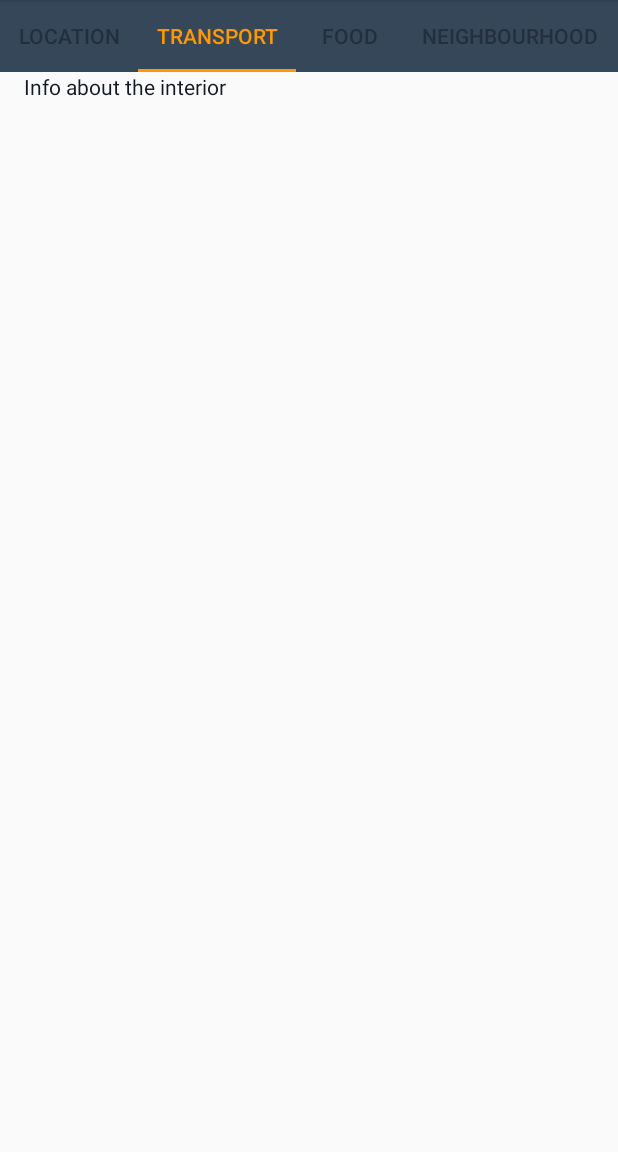
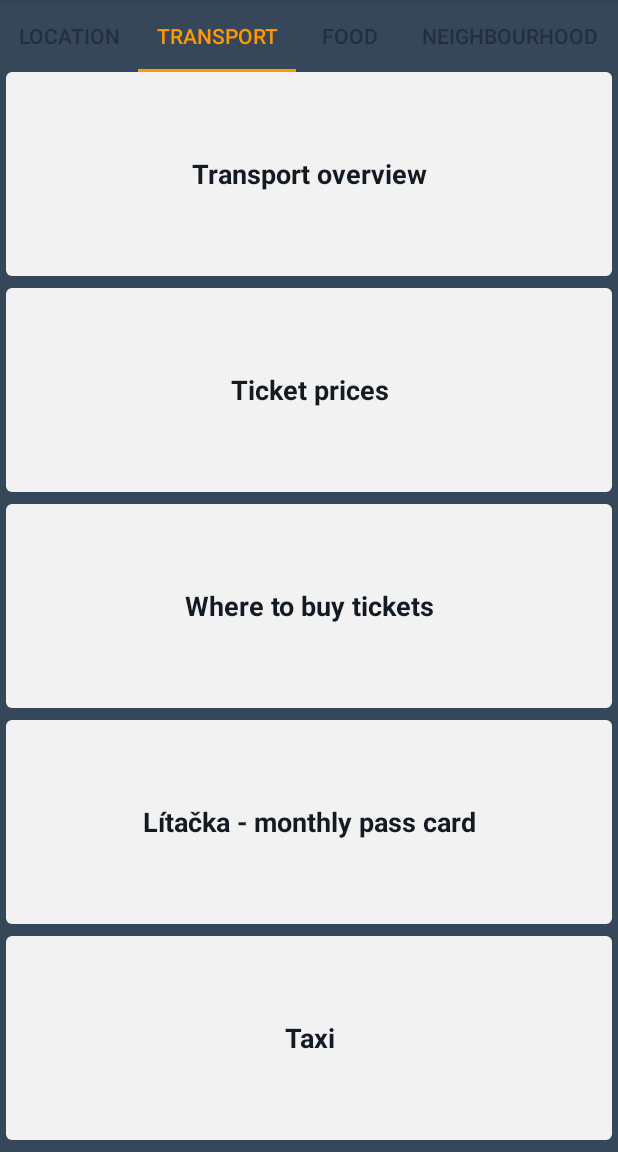
Before and after one commit to wuujcik/PRG14, an Android app: the screen it shows after launch (MainActivity), tab 2 chosen, on a phone screen of 412 x 824 dp, the part 84-1236 px from its top. Run offline under Robolectric (Android 15) with nearby library versions, the phone set to English and light mode, and no system bars.

Commit message:
designed initial view for TransportFragment

```diff
--- a/app/src/main/res/layout/fragment_location.xml
+++ b/app/src/main/res/layout/fragment_location.xml
@@ -5,12 +5,14 @@
     android:id="@+id/fragment_find"
     android:layout_width="match_parent"
     android:layout_height="match_parent"
-    tools:context=".LocationFragment">
+    tools:context=".LocationFragment"
+    android:background="@color/amzn_blue">
 
     <LinearLayout
         android:layout_width="match_parent"
         android:layout_height="wrap_content"
-        android:orientation="vertical">
+        android:orientation="vertical"
+        android:background="@drawable/layout_background">
 
 
         <TextView
--- a/app/src/main/res/layout/fragment_transport.xml
+++ b/app/src/main/res/layout/fragment_transport.xml
@@ -3,13 +3,34 @@
     xmlns:tools="http://schemas.android.com/tools"
     android:layout_width="match_parent"
     android:layout_height="match_parent"
+    android:background="@color/amzn_blue"
+    android:orientation="vertical"
     tools:context=".TransportFragment">
 
-    <!-- TODO: Update blank fragment layout -->
+
     <TextView
-        android:layout_width="match_parent"
-        android:layout_height="match_parent"
-        style="@style/text"
-        android:text="Info about the interior" />
+        style="@style/CategoryStyle"
+        android:background="@drawable/layout_background"
+        android:text="Transport overview" />
+
+    <TextView
+        style="@style/CategoryStyle"
+        android:background="@drawable/layout_background"
+        android:text="Ticket prices" />
+
+    <TextView
+        style="@style/CategoryStyle"
+        android:background="@drawable/layout_background"
+        android:text="Where to buy tickets" />
+
+    <TextView
+        style="@style/CategoryStyle"
+        android:background="@drawable/layout_background"
+        android:text="Lítačka - monthly pass card" />
+
+    <TextView
+        style="@style/CategoryStyle"
+        android:background="@drawable/layout_background"
+        android:text="Taxi" />
 
 </LinearLayout>
--- a/app/src/main/res/values/styles.xml
+++ b/app/src/main/res/values/styles.xml
@@ -53,4 +53,17 @@
         <item name="android:layout_marginBottom">16dp</item>
     </style>
 
+    <style name="CategoryStyle">
+        <item name="android:layout_width">match_parent</item>
+        <item name="android:layout_height">0dp</item>
+        <item name="android:layout_weight">1</item>
+        <item name="android:gravity">center</item>
+        <item name="android:layout_marginStart">4dp</item>
+        <item name="android:layout_marginEnd">4dp</item>
+        <item name="android:layout_marginBottom">8dp</item>
+        <item name="android:textColor">@color/amzn_darkest</item>
+        <item name="android:textStyle">bold</item>
+        <item name="android:textAppearance">?android:textAppearanceMedium</item>
+    </style>
+
 </resources>
```
